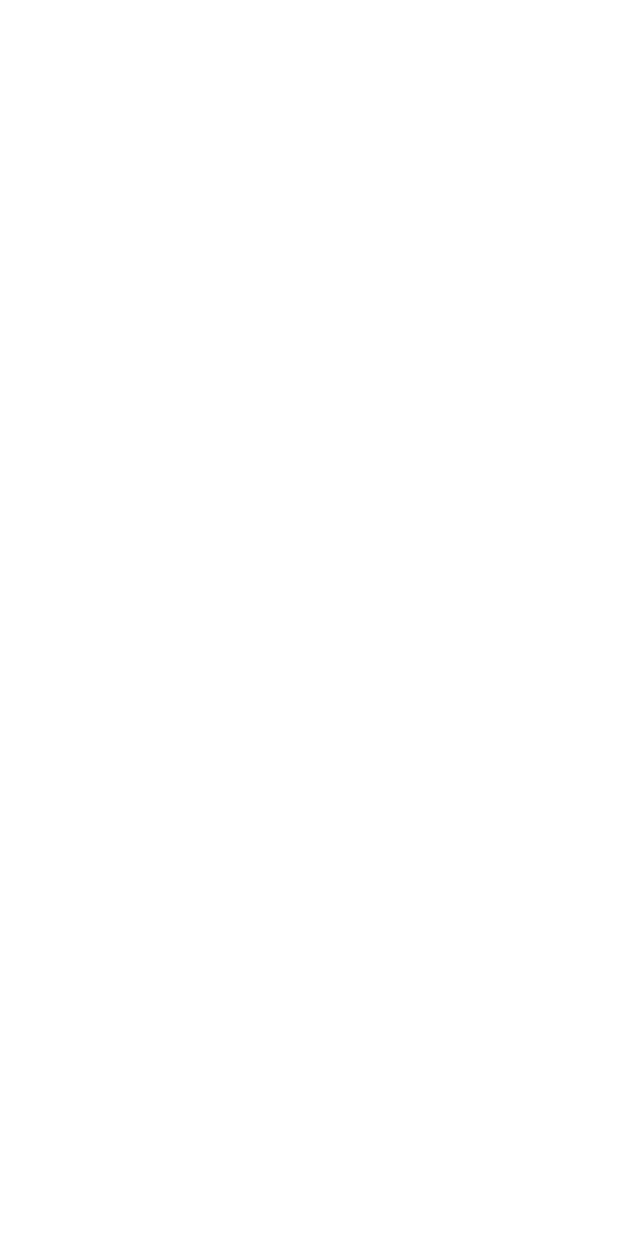
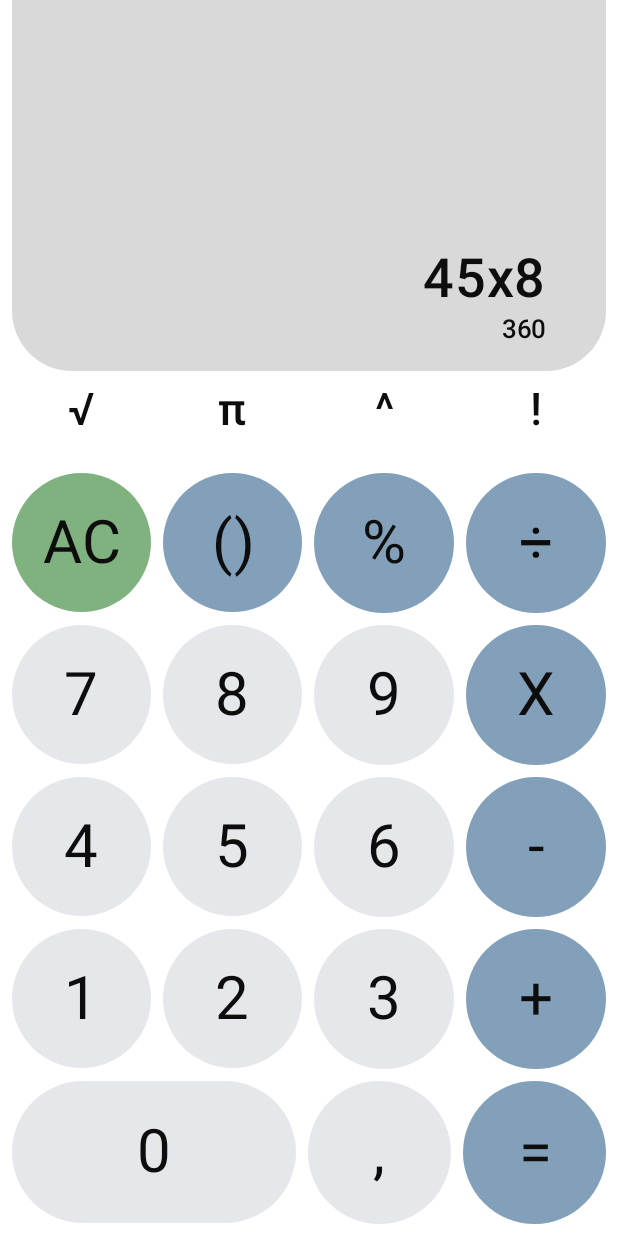
Before and after one commit to kaifat35/CalculatorCompose, an Android app built with Jetpack Compose: the screen it shows after launch (MainActivity), on a phone screen of 412 x 824 dp. Before the commit the screen is empty. Run offline under Robolectric (Android 15) with nearby library versions, the phone set to English and light mode, and no system bars.

Commit message:
доделан UI

```diff
--- /dev/null
+++ b/app/src/main/java/com/example/calculatorcompose/Calculator.kt
@@ -0,0 +1,402 @@
+package com.example.calculatorcompose
+
+import android.graphics.drawable.shapes.Shape
+import androidx.compose.foundation.background
+import androidx.compose.foundation.layout.Arrangement
+import androidx.compose.foundation.layout.Box
+import androidx.compose.foundation.layout.Column
+import androidx.compose.foundation.layout.Row
+import androidx.compose.foundation.layout.aspectRatio
+import androidx.compose.foundation.layout.fillMaxSize
+import androidx.compose.foundation.layout.fillMaxWidth
+import androidx.compose.foundation.layout.padding
+import androidx.compose.foundation.shape.CircleShape
+import androidx.compose.foundation.shape.RoundedCornerShape
+import androidx.compose.material3.MaterialTheme
+import androidx.compose.material3.Text
+import androidx.compose.runtime.Composable
+import androidx.compose.ui.Alignment
+import androidx.compose.ui.Modifier
+import androidx.compose.ui.draw.clip
+import androidx.compose.ui.text.font.FontWeight
+import androidx.compose.ui.text.style.TextAlign
+import androidx.compose.ui.tooling.preview.Preview
+import androidx.compose.ui.unit.dp
+import androidx.compose.ui.unit.sp
+import com.example.calculatorcompose.ui.theme.CalculatorComposeTheme
+
+@Composable
+fun Calculator(modifier: Modifier = Modifier) {
+    Column(
+        modifier = modifier
+            .fillMaxSize()
+            .background(color = MaterialTheme.colorScheme.background)
+            .padding(start = 8.dp,  end = 8.dp,bottom = 8.dp ),
+        verticalArrangement = Arrangement.spacedBy(8.dp)
+        ) {
+        Column( modifier = Modifier
+            .fillMaxWidth()
+            .clip(
+                RoundedCornerShape(
+                    topStart = 0.dp,
+                    topEnd =0.dp,
+                    bottomEnd = 40.dp,
+                    bottomStart = 40.dp
+                )
+            )
+            .background(color = MaterialTheme.colorScheme.primaryContainer)
+            .padding(start = 40.dp,  end = 40.dp,bottom = 16.dp )
+            .weight(1f),
+            verticalArrangement = Arrangement.Bottom,
+            horizontalAlignment = Alignment.End
+        ) {
+            Text(
+                text = "45x8",
+                textAlign = TextAlign.Center,
+                fontWeight = FontWeight.SemiBold,
+                color = MaterialTheme.colorScheme.onPrimaryContainer,
+                fontSize = 36.sp)
+            Text(
+                text ="360",
+                textAlign = TextAlign.Center,
+                fontWeight = FontWeight.SemiBold,
+                color = MaterialTheme.colorScheme.onSecondaryContainer,
+                fontSize = 17.sp)
+        }
+        Row(
+            modifier = Modifier
+                .fillMaxWidth()
+            .padding(bottom = 16.dp),
+            horizontalArrangement = Arrangement.spacedBy(8.dp)
+        ) {
+            Text(modifier= Modifier.weight(1f),
+                text = "√",
+                textAlign = TextAlign.Center,
+                fontWeight = FontWeight.SemiBold,
+                color = MaterialTheme.colorScheme.onPrimaryContainer,
+                fontSize = 30.sp)
+
+            Text(modifier= Modifier.weight(1f),
+                text = "π",
+                textAlign = TextAlign.Center,
+                fontWeight = FontWeight.SemiBold,
+                color = MaterialTheme.colorScheme.onPrimaryContainer,
+                fontSize = 30.sp)
+
+            Text(modifier= Modifier.weight(1f),
+                text = "^",
+                textAlign = TextAlign.Center,
+                fontWeight = FontWeight.SemiBold,
+                color = MaterialTheme.colorScheme.onPrimaryContainer,
+                fontSize = 30.sp)
+
+            Text(modifier= Modifier.weight(1f),
+                text = "!",
+                textAlign = TextAlign.Center,
+                fontWeight = FontWeight.SemiBold,
+                color = MaterialTheme.colorScheme.onPrimaryContainer,
+                fontSize = 30.sp)
+
+        }
+        Row (
+            modifier = Modifier.fillMaxWidth(),
+            horizontalArrangement = Arrangement.spacedBy(8.dp)
+        ){
+            Box(
+                modifier = Modifier
+                    .clip(shape = CircleShape)
+                    .background(color = MaterialTheme.colorScheme.secondary)
+                    .weight(1f)
+                    .aspectRatio(1f),
+                contentAlignment = Alignment.Center
+            ){
+                Text(text = "AC",
+                    textAlign = TextAlign.Center,
+                    fontWeight = FontWeight.Normal,
+                    color = MaterialTheme.colorScheme.onPrimaryContainer,
+                    fontSize = 40.sp)
+            }
+            Box(
+                modifier = Modifier
+                    .clip(shape = CircleShape)
+                    .background(color = MaterialTheme.colorScheme.tertiary)
+                    .weight(1f)
+                    .aspectRatio(1f),
+                contentAlignment = Alignment.Center
+            ){
+                Text(text = "()",
+                textAlign = TextAlign.Center,
+                fontWeight = FontWeight.Normal,
+                    color = MaterialTheme.colorScheme.onPrimaryContainer,
+                    fontSize = 40.sp)
+
+            }
+            Box(
+                modifier = Modifier
+                    .clip(shape = CircleShape)
+                    .background(color = MaterialTheme.colorScheme.tertiary)
+                    .weight(1f)
+                    .aspectRatio(1f),
+                contentAlignment = Alignment.Center
+            ){
+                Text(text = "%",
+                    textAlign = TextAlign.Center,
+                    fontWeight = FontWeight.Normal,
+                    color = MaterialTheme.colorScheme.onPrimaryContainer,
+                    fontSize = 40.sp)
+            }
+            Box(
+                modifier = Modifier
+                    .clip(shape = CircleShape)
+                    .background(color = MaterialTheme.colorScheme.tertiary)
+                    .weight(1f)
+                    .aspectRatio(1f),
+                contentAlignment = Alignment.Center
+            ){
+                Text(text = "÷",
+                    textAlign = TextAlign.Center,
+                    fontWeight = FontWeight.Normal,
+                    color = MaterialTheme.colorScheme.onPrimaryContainer,
+                    fontSize = 40.sp)
+            }
+        }
+        Row (
+            modifier = Modifier
+                .fillMaxWidth(),
+            horizontalArrangement = Arrangement.spacedBy(8.dp)
+        ){
+            Box(
+                modifier = Modifier
+                    .clip(shape = CircleShape)
+                    .background(color = MaterialTheme.colorScheme.primary)
+                    .weight(1f)
+                    .aspectRatio(1f),
+                contentAlignment = Alignment.Center
+            ){
+                Text(text = "7",
+                    textAlign = TextAlign.Center,
+                    fontWeight = FontWeight.Normal,
+                    color = MaterialTheme.colorScheme.onPrimaryContainer,
+                    fontSize = 40.sp)
+            }
+            Box(
+                modifier = Modifier
+                    .clip(shape = CircleShape)
+                    .background(color = MaterialTheme.colorScheme.primary)
+                    .weight(1f)
+                    .aspectRatio(1f),
+                contentAlignment = Alignment.Center
+            ){
+                Text(text = "8",
+                    textAlign = TextAlign.Center,
+                    fontWeight = FontWeight.Normal,
+                    color = MaterialTheme.colorScheme.onPrimaryContainer,
+                    fontSize = 40.sp)
+            }
+            Box(
+                modifier = Modifier
+                    .clip(shape = CircleShape)
+                    .background(color = MaterialTheme.colorScheme.primary)
+                    .weight(1f)
+                    .aspectRatio(1f),
+                contentAlignment = Alignment.Center
+            ){
+                Text(text = "9",
+                    textAlign = TextAlign.Center,
+                    fontWeight = FontWeight.Normal,
+                    color = MaterialTheme.colorScheme.onPrimaryContainer,
+                    fontSize = 40.sp)
+            }
+            Box(
+                    modifier = Modifier
+                        .clip(shape = CircleShape)
+                        .background(color = MaterialTheme.colorScheme.tertiary)
+                        .weight(1f)
+                        .aspectRatio(1f),
+                contentAlignment = Alignment.Center
+            ){
+                Text(text = "X",
+                    textAlign = TextAlign.Center,
+                    fontWeight = FontWeight.Normal,
+                    color = MaterialTheme.colorScheme.onPrimaryContainer,
+                    fontSize = 40.sp)
+            }
+        }
+        Row (
+            modifier = Modifier.fillMaxWidth(),
+            horizontalArrangement = Arrangement.spacedBy(8.dp)
+        ){
+            Box(
+                modifier = Modifier
+                    .clip(shape = CircleShape)
+                    .background(color = MaterialTheme.colorScheme.primary)
+                    .weight(1f)
+                    .aspectRatio(1f),
+                contentAlignment = Alignment.Center
+            ){
+                Text(text = "4",
+                    textAlign = TextAlign.Center,
+                    fontWeight = FontWeight.Normal,
+                    color = MaterialTheme.colorScheme.onPrimaryContainer,
+                    fontSize = 40.sp)
+            }
+            Box(
+                modifier = Modifier
+                    .clip(shape = CircleShape)
+                    .background(color = MaterialTheme.colorScheme.primary)
+                    .weight(1f)
+                    .aspectRatio(1f),
+                contentAlignment = Alignment.Center
+            ){
+                Text(text = "5",
+                    textAlign = TextAlign.Center,
+                    fontWeight = FontWeight.Normal,
+                    color = MaterialTheme.colorScheme.onPrimaryContainer,
+                    fontSize = 40.sp)
+            }
+            Box(
+                modifier = Modifier
+                    .clip(shape = CircleShape)
+                    .background(color = MaterialTheme.colorScheme.primary)
+                    .weight(1f)
+                    .aspectRatio(1f),
+                contentAlignment = Alignment.Center
+            ){
+                Text(text = "6",
+                    textAlign = TextAlign.Center,
+                    fontWeight = FontWeight.Normal,
+                    color = MaterialTheme.colorScheme.onPrimaryContainer,
+                    fontSize = 40.sp)
+            }
+            Box(
+                modifier = Modifier
+                    .clip(shape = CircleShape)
+                    .background(color = MaterialTheme.colorScheme.tertiary)
+                    .weight(1f)
+                    .aspectRatio(1f),
+                contentAlignment = Alignment.Center
+            ){
+                Text(text = "-",
+                    textAlign = TextAlign.Center,
+                    fontWeight = FontWeight.Normal,
+                    color = MaterialTheme.colorScheme.onPrimaryContainer,
+                    fontSize = 40.sp)
+            }
+        }
+        Row(
+            modifier = Modifier.fillMaxWidth(),
+            horizontalArrangement = Arrangement.spacedBy(8.dp)
+        ) {
+            Box(
+                modifier = Modifier
+                    .clip(shape = CircleShape)
+                    .background(color = MaterialTheme.colorScheme.primary)
+                    .weight(1f)
+                    .aspectRatio(1f),
+                contentAlignment = Alignment.Center
+            ){
+                Text(text = "1",
+                    textAlign = TextAlign.Center,
+                    fontWeight = FontWeight.Normal,
+                    color = MaterialTheme.colorScheme.onPrimaryContainer,
+                    fontSize = 40.sp)
+            }
+            Box(
+                modifier = Modifier
+                    .clip(shape = CircleShape)
+                    .background(color = MaterialTheme.colorScheme.primary)
+                    .weight(1f)
+                    .aspectRatio(1f),
+                contentAlignment = Alignment.Center
+            ){
+                Text(text = "2",
+                    textAlign = TextAlign.Center,
+                    fontWeight = FontWeight.Normal,
+                    color = MaterialTheme.colorScheme.onPrimaryContainer,
+                    fontSize = 40.sp)
+            }
+            Box(
+                modifier = Modifier
+                    .clip(shape = CircleShape)
+                    .background(color = MaterialTheme.colorScheme.primary)
+                    .weight(1f)
+                    .aspectRatio(1f),
+                contentAlignment = Alignment.Center
+            ){
+                Text(text = "3",
+                    textAlign = TextAlign.Center,
+                    fontWeight = FontWeight.Normal,
+                    color = MaterialTheme.colorScheme.onPrimaryContainer,
+                    fontSize = 40.sp)
+            }
+            Box(
+                modifier = Modifier
+                    .clip(shape = CircleShape)
+                    .background(color = MaterialTheme.colorScheme.tertiary)
+                    .weight(1f)
+                    .aspectRatio(1f),
+                contentAlignment = Alignment.Center
+            ){
+                Text(text = "+",
+                    textAlign = TextAlign.Center,
+                    fontWeight = FontWeight.Normal,
+                    color = MaterialTheme.colorScheme.onPrimaryContainer,
+                    fontSize = 40.sp)
+            }
+        }
+        Row (
+            modifier = Modifier.fillMaxWidth(),
+            horizontalArrangement = Arrangement.spacedBy(8.dp)
+        ){
+            Box(
+                modifier = Modifier
+                    .clip(shape = CircleShape)
+                    .background(color = MaterialTheme.colorScheme.primary)
+                    .weight(2f)
+                    .aspectRatio(2f),
+                contentAlignment = Alignment.Center
+            ){
+                Text(text = "0",
+                    textAlign = TextAlign.Center,
+                    fontWeight = FontWeight.Normal,
+                    color = MaterialTheme.colorScheme.onPrimaryContainer,
+                    fontSize = 40.sp)
+            }
+            Box(
+                modifier = Modifier
+                    .clip(shape = CircleShape)
+                    .background(color = MaterialTheme.colorScheme.primary)
+                    .weight(1f)
+                    .aspectRatio(1f),
+                contentAlignment = Alignment.Center
+            ){
+                Text(text = ",",
+                    textAlign = TextAlign.Center,
+                    fontWeight = FontWeight.Normal,
+                    color = MaterialTheme.colorScheme.onPrimaryContainer,
+                    fontSize = 40.sp)
+            }
+            Box(
+                modifier = Modifier
+                    .clip(shape = CircleShape)
+                    .background(color = MaterialTheme.colorScheme.tertiary)
+                    .weight(1f)
+                    .aspectRatio(1f),
+                contentAlignment = Alignment.Center
+            ){
+                Text(text = "=",
+                    textAlign = TextAlign.Center,
+                    fontWeight = FontWeight.Normal,
+                    color = MaterialTheme.colorScheme.onPrimaryContainer,
+                    fontSize = 40.sp)
+            }
+        }
+    }
+}
+@Preview
+@Composable
+fun CalculatorPreview(){
+    CalculatorComposeTheme{
+        Calculator()
+    }
+}
--- a/app/src/main/java/com/example/calculatorcompose/MainActivity.kt
+++ b/app/src/main/java/com/example/calculatorcompose/MainActivity.kt
@@ -7,10 +7,7 @@ import androidx.activity.enableEdgeToEdge
 import androidx.compose.foundation.layout.fillMaxSize
 import androidx.compose.foundation.layout.padding
 import androidx.compose.material3.Scaffold
-import androidx.compose.material3.Text
-import androidx.compose.runtime.Composable
 import androidx.compose.ui.Modifier
-import androidx.compose.ui.tooling.preview.Preview
 import com.example.calculatorcompose.ui.theme.CalculatorComposeTheme
 
 class MainActivity : ComponentActivity() {
@@ -20,7 +17,9 @@ class MainActivity : ComponentActivity() {
         setContent {
             CalculatorComposeTheme {
                 Scaffold(modifier = Modifier.fillMaxSize()) { innerPadding ->
-
+                    Calculator(
+                        modifier = Modifier.padding(bottom = innerPadding.calculateBottomPadding())
+                    )
                 }
             }
         }
```
